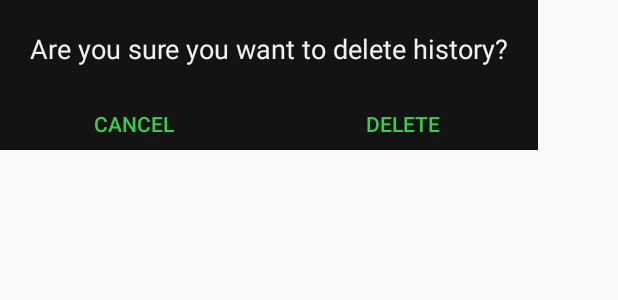
After one commit to jerbotron/SpotiShake, an Android app: the layout dialog_delete_history.xml on its own in the app's theme, with its tools: preview values and no code run, on a phone screen of 412 x 824 dp. The commit adds this screen. Shown: the top 300 px of the screen. Run offline under Robolectric (Android 15) with nearby library versions, the phone set to English and light mode, and no system bars.

Commit message:
added delete history feature

```diff
--- a/app/build.gradle
+++ b/app/build.gradle
@@ -33,6 +33,7 @@ dependencies {
     compile 'com.android.support:support-v4:25.3.1'
     compile 'com.android.support:cardview-v7:25.3.1'
     compile 'com.squareup.picasso:picasso:2.5.2'
+    compile 'com.wang.avi:library:2.1.3'
 
     compile 'io.reactivex.rxjava2:rxandroid:2.0.1'
     compile 'io.reactivex.rxjava2:rxjava:2.1.5'
--- a/app/src/main/java/com/jerbotron_mac/spotisave/activities/home/displayer/HomeDisplayer.java
+++ b/app/src/main/java/com/jerbotron_mac/spotisave/activities/home/displayer/HomeDisplayer.java
@@ -88,6 +88,8 @@ public class HomeDisplayer {
                 bottomNavigationView.getMenu().getItem(position).setChecked(true);
                 prevMenuItem = bottomNavigationView.getMenu().getItem(position);
 
+                presenter.setCurrentFragment(position);
+
                 switch (position) {
                     case HomePresenter.FragmentEnum.ALBUM: {
                         detectFragment.setIsRunning(false);
--- a/app/src/main/java/com/jerbotron_mac/spotisave/activities/home/fragments/HistoryFragment.java
+++ b/app/src/main/java/com/jerbotron_mac/spotisave/activities/home/fragments/HistoryFragment.java
@@ -91,6 +91,11 @@ public class HistoryFragment extends Fragment implements RecyclerItemTouchHelper
         this.databaseAdapter = databaseAdapter;
     }
 
+    public void refreshView() {
+        historyListAdapter.refreshCursor();
+        historyListAdapter.notifyDataSetChanged();
+    }
+
     @Override
     public void onSwiped(RecyclerView.ViewHolder viewHolder, int direction, final int position) {
         if (viewHolder instanceof HistoryListAdapter.SongViewHolder) {
--- a/app/src/main/java/com/jerbotron_mac/spotisave/data/DatabaseAdapter.java
+++ b/app/src/main/java/com/jerbotron_mac/spotisave/data/DatabaseAdapter.java
@@ -8,6 +8,7 @@ import android.widget.*;
 
 import com.gracenote.gnsdk.*;
 import com.jerbotron_mac.spotisave.shared.MaterialColor;
+import com.jerbotron_mac.spotisave.utils.DeveloperUtils;
 
 import static android.provider.BaseColumns._ID;
 import static com.jerbotron_mac.spotisave.data.DatabaseHelper.TB_SONG_HISTORY;
@@ -81,9 +82,10 @@ public final class DatabaseAdapter {
 		int result = 0;
 		try {
 			result = db.delete(TB_SONG_HISTORY, null, null);
+            DeveloperUtils.showToast(context, "History deleted", Toast.LENGTH_SHORT);
 		} catch (SQLException e) {
 			e.printStackTrace();
-			Toast.makeText(context, "Failed to delete all records: " + e.getMessage(), Toast.LENGTH_SHORT).show();
+            DeveloperUtils.showToast(context, "Failed to delete all records: " + e.getMessage(), Toast.LENGTH_SHORT);
 		}
 		return result;
 	}
--- /dev/null
+++ b/app/src/main/res/layout/dialog_delete_history.xml
@@ -0,0 +1,42 @@
+<?xml version="1.0" encoding="utf-8"?>
+<LinearLayout xmlns:android="http://schemas.android.com/apk/res/android"
+    android:background="@color/spotifyBlack"
+    android:orientation="vertical"
+    android:layout_width="wrap_content"
+    android:layout_height="100dp">
+
+    <TextView
+        android:id="@+id/delete_history_confirmation"
+        android:layout_width="wrap_content"
+        android:layout_height="wrap_content"
+        android:text="@string/delete_history_confirmation"
+        android:textColor="@color/offWhite"
+        android:textSize="18sp"
+        android:padding="20dp"/>
+
+    <LinearLayout
+        android:orientation="horizontal"
+        android:layout_width="match_parent"
+        android:layout_height="wrap_content">
+
+        <Button
+            android:id="@+id/cancel_delete"
+            android:layout_weight="1"
+            android:layout_width="0dp"
+            android:layout_height="wrap_content"
+            android:background="@android:color/transparent"
+            android:textColor="@color/spotifyGreen"
+            android:text="@android:string/cancel"/>
+
+        <Button
+            android:id="@+id/confirm_delete"
+            android:layout_weight="1"
+            android:layout_width="0dp"
+            android:layout_height="wrap_content"
+            android:background="@android:color/transparent"
+            android:textColor="@color/spotifyGreen"
+            android:text="@string/delete"/>
+
+    </LinearLayout>
+
+</LinearLayout>
--- a/app/src/main/res/values/strings.xml
+++ b/app/src/main/res/values/strings.xml
@@ -1,6 +1,8 @@
 <resources>
     <string name="app_name">SpotiShake</string>
     <string name="action_settings">Settings</string>
+
+    <string name="delete">DELETE</string>
 
     <!--Menu-->
     <string name="menu_album">Album</string>
@@ -25,4 +27,6 @@
 
     <string name="pref_auto_save_songs_summary">Auto save identified songs to your Spotify account</string>
 
+    <string name="delete_history_confirmation">Are you sure you want to delete history?</string>
+
 </resources>
```
Also changed, not shown: app/src/main/java/com/jerbotron_mac/spotisave/activities/home/HomePresenter.java (+11 -3 lines), app/src/main/java/com/jerbotron_mac/spotisave/activities/home/fragments/DetectFragment.java (+16 -1 lines), app/src/main/java/com/jerbotron_mac/spotisave/activities/settings/SettingsActivity.java (+48 -1 lines), app/src/main/java/com/jerbotron_mac/spotisave/activities/settings/SettingsPresenter.java (added, +24 -0 lines), app/src/main/res/layout/fragment_detect.xml (+17 -4 lines), app/src/main/res/values/styles.xml (+9 -0 lines).
